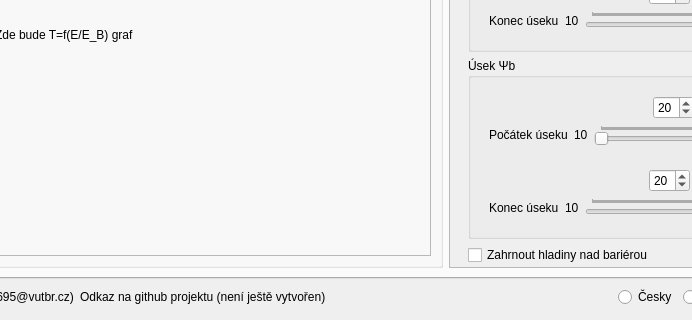
Before: the Qt Designer form mainWindow.ui in TomZMarsu/NanotechnologieSchrodinger, drawn with Qt 5; both pictures show x 179 to 871 and y 586 to 906 of the 1042 by 906 pixel window.
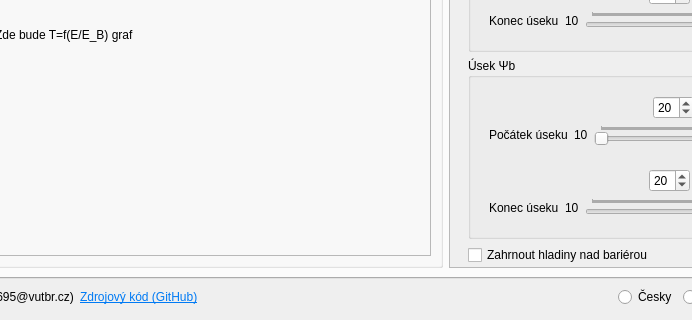
After: the same form once the commit is applied.

Commit message: Renamed ids of UI elements, prepared for translation

```diff
--- a/mainWindow.ui
+++ b/mainWindow.ui
@@ -1725,7 +1725,7 @@
       <item>
        <widget class="QLabel" name="label_15">
         <property name="text">
-         <string>Odkaz na github projektu (není ještě vytvořen)</string>
+         <string>&lt;html&gt;&lt;head/&gt;&lt;body&gt;&lt;p&gt;&lt;a href=&quot;https://github.com/TomZMarsu/NanotechnologieSchrodinger&quot;&gt;&lt;span style=&quot; text-decoration: underline; color:#007af4;&quot;&gt;Zdrojový kód (GitHub)&lt;/span&gt;&lt;/a&gt;&lt;/p&gt;&lt;/body&gt;&lt;/html&gt;</string>
         </property>
        </widget>
       </item>
```
Left out of the diff: 254 changed lines with no effect on the pictures. The commit also changes 4 other files.
